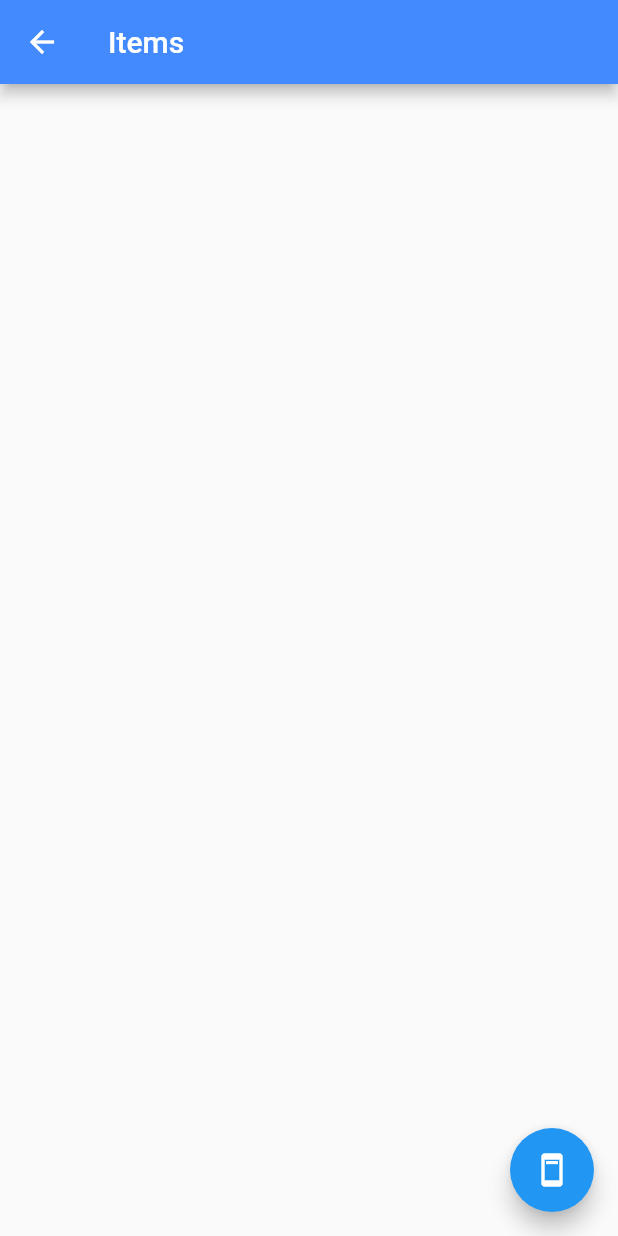
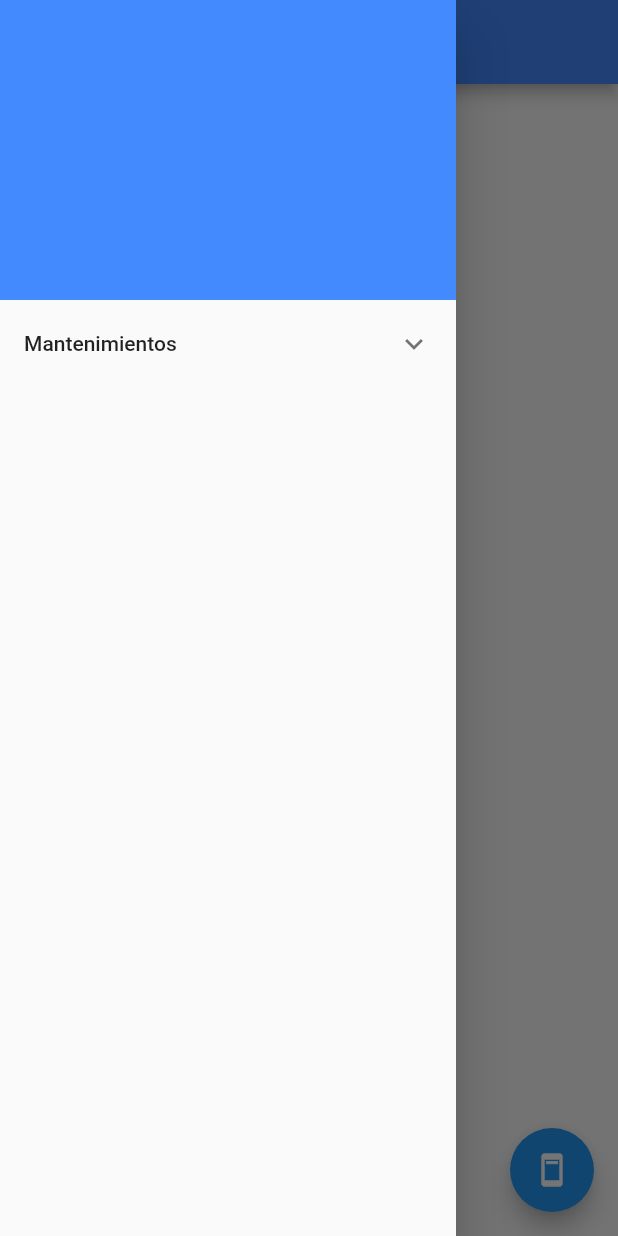
Before and after one commit to AlexxBot/Flutter_demo, a Flutter app: the ProductListPage screen opened by its route, with the side drawer open (before the commit the screen has no drawer), on a phone screen of 412 x 824 dp. Run offline on Flutter 3.47's test engine with Material 2 defaults, Android fonts, the phone set to English and light mode, and no system bars; our stand-ins replace bloc, flutter_bloc; network calls fail.

Commit message:
feat:integracion de menu

```diff
--- a/lib/bloc/auth/auth_bloc.dart
+++ b/lib/bloc/auth/auth_bloc.dart
@@ -10,9 +10,11 @@ part 'auth_state.dart';
 
 class AuthBloc extends Bloc<AuthEvent, AuthState> {
   final AuthService authService;
+
   AuthBloc(this.authService) : super(AuthInitial());
 
-  late String token;
+  String token = "";
+  String userName = "";
 
   @override
   Stream<AuthState> mapEventToState(
@@ -21,8 +23,13 @@ class AuthBloc extends Bloc<AuthEvent, AuthState> {
     if (event is LoginEvent) {
       yield ProcesandoState();
       final token = await authService.login(event.userName, event.password);
-      this.token = token;
-      yield LoggedInState();
+      if (token != "") {
+        this.userName = event.userName;
+        this.token = token;
+        yield LoggedInState();
+      } else {
+        yield ErrorState(mensaje: "error el iniciar session");
+      }
     }
   }
 }
--- a/lib/bloc/auth/auth_state.dart
+++ b/lib/bloc/auth/auth_state.dart
@@ -12,3 +12,9 @@ class LoggedInState extends AuthState {}
 class LoggetOutState extends AuthState {}
 
 class ProcesandoState extends AuthState {}
+
+class ErrorState extends AuthState {
+  final String mensaje;
+
+  ErrorState({this.mensaje = ''});
+}
--- /dev/null
+++ b/lib/pages/menu-page.dart
@@ -0,0 +1,66 @@
+import 'package:flutter/material.dart';
+import 'package:flutter_bloc/flutter_bloc.dart';
+import 'package:flutter_demo/bloc/auth/auth_bloc.dart';
+import 'package:flutter_demo/models/product.dart';
+
+class MenuPage extends StatefulWidget {
+  const MenuPage({Key? key}) : super(key: key);
+
+  @override
+  _MenuPageState createState() => _MenuPageState();
+}
+
+class _MenuPageState extends State<MenuPage> {
+  late final authBloc;
+
+  @override
+  void initState() {
+    // TODO: implement initState
+    super.initState();
+    authBloc = BlocProvider.of<AuthBloc>(context);
+  }
+
+  @override
+  Widget build(BuildContext context) {
+    return SafeArea(
+      child: Drawer(
+        //color: Colors.white,
+        //width: MediaQuery.of(context).size.width - 100,
+        child: ListView(
+          children: [
+            Container(
+                width: MediaQuery.of(context).size.width - 100,
+                height: 200,
+                color: Colors.blueAccent,
+                child: Column(
+                  mainAxisAlignment: MainAxisAlignment.center,
+                  children: [
+                    Text(authBloc.userName,
+                        style: TextStyle(color: Colors.white))
+                  ],
+                )),
+            ExpansionTile(
+              title: Text("Mantenimientos"),
+              children: [
+                ListTile(
+                  title: Text("Products"),
+                  onTap: () => Navigator.of(context).pushNamed('/product'),
+                )
+              ],
+            )
+
+            /* ListView(
+              children: [
+                ExpansionPanelList(
+                  children: [ExpansionPanel( headerBuilder: (context, true){
+
+                  }, body: Text("hola"))],
+                )
+              ],
+            ) */
+          ],
+        ),
+      ),
+    );
+  }
+}
--- a/lib/pages/product/product-form-page.dart
+++ b/lib/pages/product/product-form-page.dart
@@ -1,5 +1,6 @@
 import 'package:flutter/material.dart';
 import 'package:flutter_bloc/flutter_bloc.dart';
+import 'package:flutter_demo/bloc/auth/auth_bloc.dart';
 import 'package:flutter_demo/bloc/product/product_bloc.dart';
 //import 'package:flutter_demo/models/product.dart';
 
@@ -13,6 +14,7 @@ class ProductFormPage extends StatefulWidget {
 
 class _ProductFormPageState extends State<ProductFormPage> {
   late ProductBloc productBloc;
+  late AuthBloc authBloc;
 
   TextEditingController _id = TextEditingController(text: "");
   TextEditingController _name = TextEditingController(text: "");
@@ -22,17 +24,20 @@ class _ProductFormPageState extends State<ProductFormPage> {
   @override
   void initState() {
     super.initState();
-    productBloc = BlocProvider.of<ProductBloc>(context);
-    productBloc.add(RecuperarEvent(widget.id));
+    productBloc = BlocProvider.of<ProductBloc>(context, listen: true);
+    //productBloc.add(RecuperarEvent(widget.id));
+
+    authBloc = BlocProvider.of<AuthBloc>(context);
   }
 
   @override
   Widget build(BuildContext context) {
     return Scaffold(
-      appBar: AppBar(
-        title: Text("Formulario"),
-      ),
-      body: SafeArea(
+        appBar: AppBar(
+          title: Text("Formulario"),
+        ),
+        body:
+            /* SafeArea(
           child: BlocListener<ProductBloc, ProductState>(
         bloc: productBloc,
         listener: (context, state) {
@@ -40,7 +45,10 @@ class _ProductFormPageState extends State<ProductFormPage> {
             print("se recupero el product");
           }
         },
-      )),
-    );
+      )), */
+            Container(
+          height: MediaQuery.of(context).size.height,
+          color: Colors.red,
+        ));
   }
 }
--- a/lib/pages/product/product-list-page.dart
+++ b/lib/pages/product/product-list-page.dart
@@ -4,6 +4,7 @@ import 'package:flutter/material.dart';
 import 'package:flutter_bloc/flutter_bloc.dart';
 import 'package:flutter_demo/bloc/product/product_bloc.dart';
 import 'package:flutter_demo/models/product.dart';
+import 'package:flutter_demo/pages/menu-page.dart';
 import 'package:flutter_demo/pages/product/product-form-page.dart';
 import 'package:flutter_demo/services/product-service.dart';
 
@@ -20,7 +21,7 @@ class _ProductListPageState extends State<ProductListPage> {
 
   //List<Product> productList = [];
 
-  late final ProductBloc productBloc;
+  late ProductBloc productBloc;
 
   @override
   void initState() {
@@ -52,6 +53,7 @@ class _ProductListPageState extends State<ProductListPage> {
   @override
   Widget build(BuildContext context) {
     return Scaffold(
+      drawer: MenuPage(),
       appBar: AppBar(title: Text(widget.titulo)),
       body: RefreshIndicator(
         onRefresh: _handleRefresh,
```
